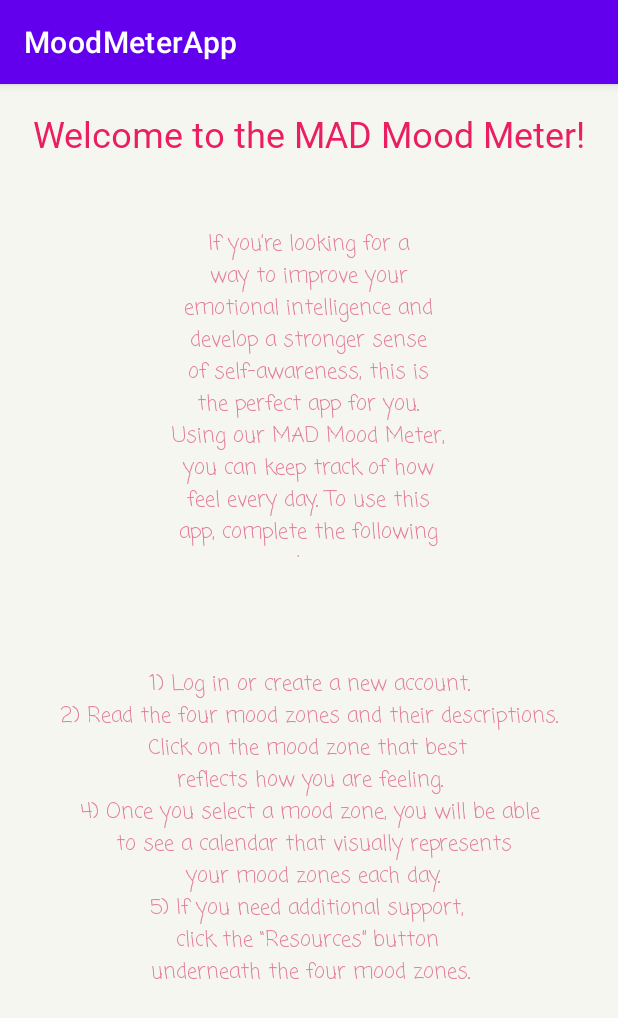
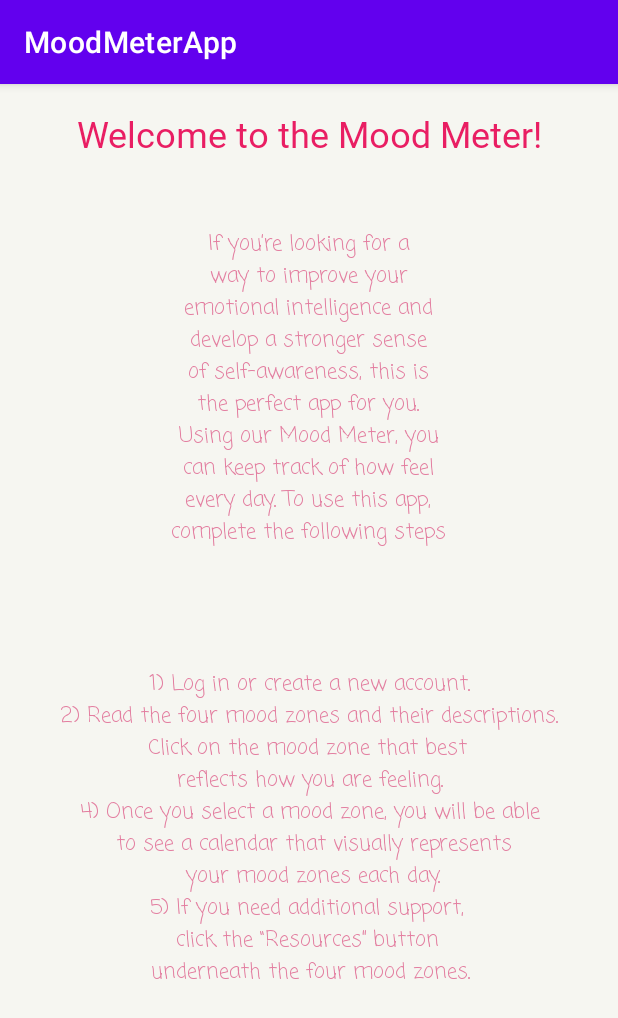
Before and after one commit to Tejureddi/MoodMeterApp, an Android app: the DirectionsPage screen opened directly, with no data from a screen before it, on a phone screen of 412 x 824 dp. Shown: the top 1018 px of the screen. Run offline under Robolectric (Android 15) with nearby library versions, the phone set to English and light mode, and no system bars.

Commit message:
directions

```diff
--- a/app/src/main/res/layout/activity_directions_page.xml
+++ b/app/src/main/res/layout/activity_directions_page.xml
@@ -16,7 +16,7 @@
         android:layout_height="46dp"
         android:fontFamily="@font/modak"
 
-        android:text="Welcome to the MAD Mood Meter!"
+        android:text="Welcome to the Mood Meter!"
         android:textAlignment="center"
         android:textColor="#E91E63"
         android:textSize="24sp"
@@ -33,7 +33,7 @@
         android:background="#0800BCD4"
         android:backgroundTint="#0000BCD4"
         android:fontFamily="casual"
-        android:text="If you’re looking for a way to improve your emotional intelligence and develop a stronger sense of self-awareness, this is the perfect app for you.                                                                           Using our MAD Mood Meter, you can keep track of how feel every day. To use this app, complete the following steps"
+        android:text="If you’re looking for a way to improve your emotional intelligence and develop a stronger sense of self-awareness, this is the perfect app for you.                                                                           Using our Mood Meter, you can keep track of how feel every day. To use this app, complete the following steps"
         android:textAlignment="center"
         android:textColor="@color/pink"
         app:layout_constraintBottom_toBottomOf="parent"
```
